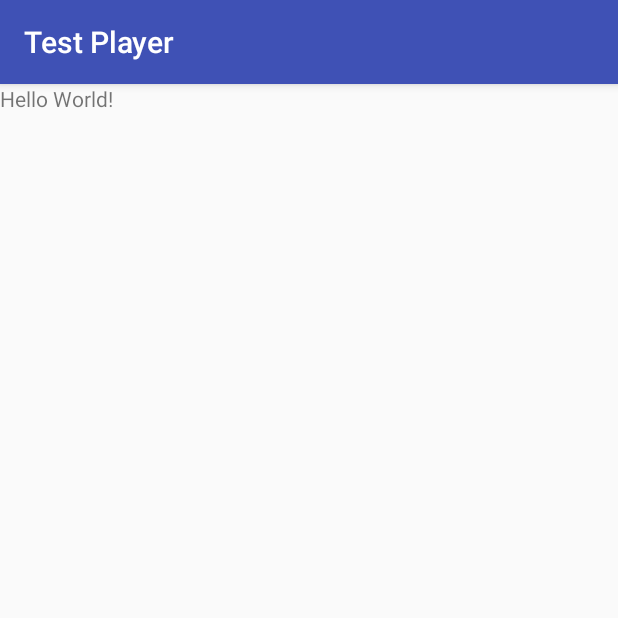
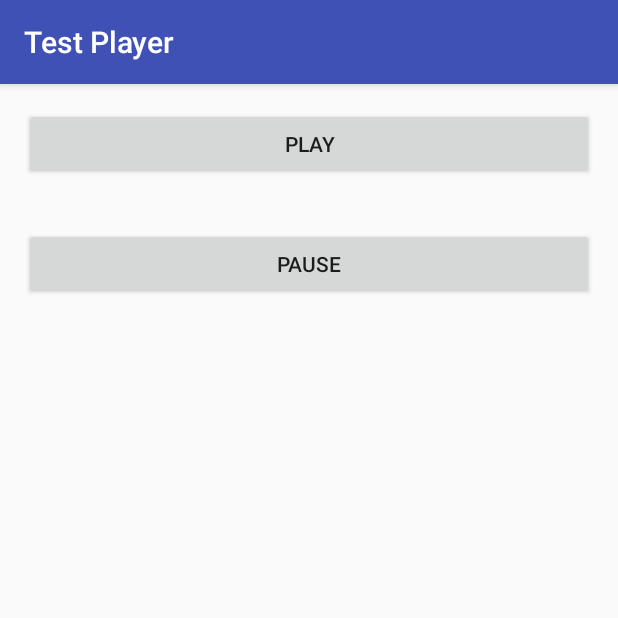
Before and after one commit to tanvir23/TestPlayer, an Android app: the screen it shows after launch (MainActivity), on a phone screen of 412 x 824 dp, the top half of it. Run offline under Robolectric (Android 15) with nearby library versions, the phone set to English and light mode, and no system bars.

Commit message:
Implements Media player api. simple play/pause functionality

```diff
--- a/app/src/main/java/com/newbieiot/testplayer/MainActivity.java
+++ b/app/src/main/java/com/newbieiot/testplayer/MainActivity.java
@@ -1,13 +1,47 @@
 package com.newbieiot.testplayer;
 
+import android.media.MediaPlayer;
 import android.support.v7.app.AppCompatActivity;
 import android.os.Bundle;
+import android.view.View;
+import android.widget.Button;
 
 public class MainActivity extends AppCompatActivity {
+    private static boolean playState = false;
 
     @Override
     protected void onCreate(Bundle savedInstanceState) {
         super.onCreate(savedInstanceState);
         setContentView(R.layout.activity_main);
+
+        // create media player with file
+        final MediaPlayer mediaPlayer = MediaPlayer.create(this, R.raw.sound_01);
+
+        // get buttons
+        Button play = findViewById(R.id.play);
+        Button pause = findViewById(R.id.pause);
+
+        play.setOnClickListener(new View.OnClickListener() {
+            @Override
+            public void onClick(View v) {
+                if(!MainActivity.playState){
+                    mediaPlayer.start();
+                    MainActivity.playState = true;
+                }
+
+            }
+        });
+        pause.setOnClickListener(new View.OnClickListener() {
+            @Override
+            public void onClick(View v) {
+                if(MainActivity.playState){
+                    mediaPlayer.pause();
+                    MainActivity.playState = false;
+                }
+            }
+        });
+
+
+
     }
 }
--- a/app/src/main/res/layout/activity_main.xml
+++ b/app/src/main/res/layout/activity_main.xml
@@ -5,15 +5,21 @@
     xmlns:tools="http://schemas.android.com/tools"
     android:layout_width="match_parent"
     android:layout_height="match_parent"
+    android:orientation="vertical"
     tools:context=".MainActivity">
 
-    <TextView
-        android:layout_width="wrap_content"
+    <Button
+        android:layout_width="match_parent"
         android:layout_height="wrap_content"
-        android:text="Hello World!"
-        app:layout_constraintBottom_toBottomOf="parent"
-        app:layout_constraintLeft_toLeftOf="parent"
-        app:layout_constraintRight_toRightOf="parent"
-        app:layout_constraintTop_toTopOf="parent" />
+        android:layout_margin="16dp"
+        android:text="play"
+        android:id="@+id/play"/>
+
+    <Button
+        android:layout_width="match_parent"
+        android:layout_height="wrap_content"
+        android:layout_margin="16dp"
+        android:text="Pause"
+        android:id="@+id/pause"/>
 
 </LinearLayout>
```
Also changed, not shown: 3 other files.
